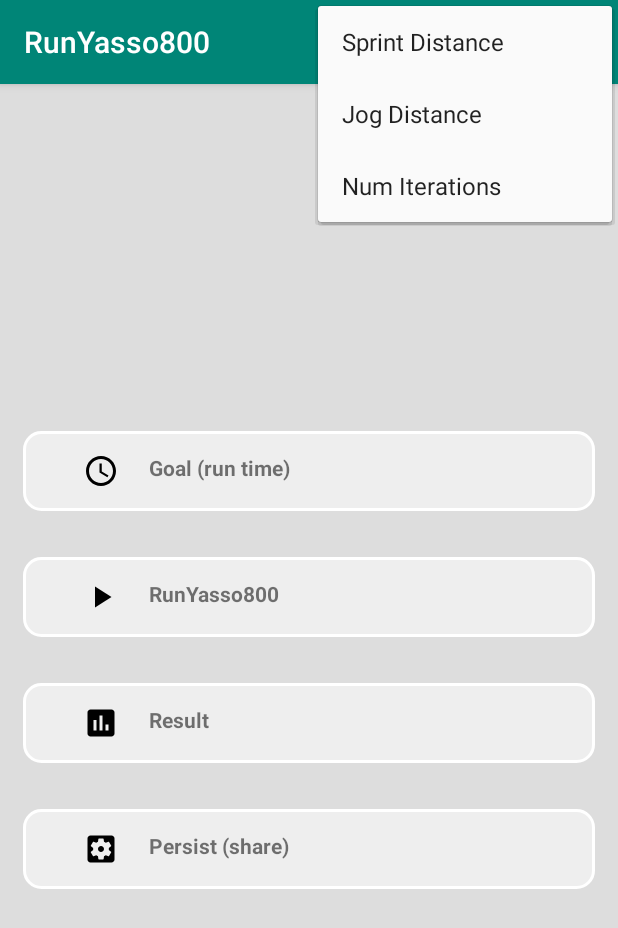
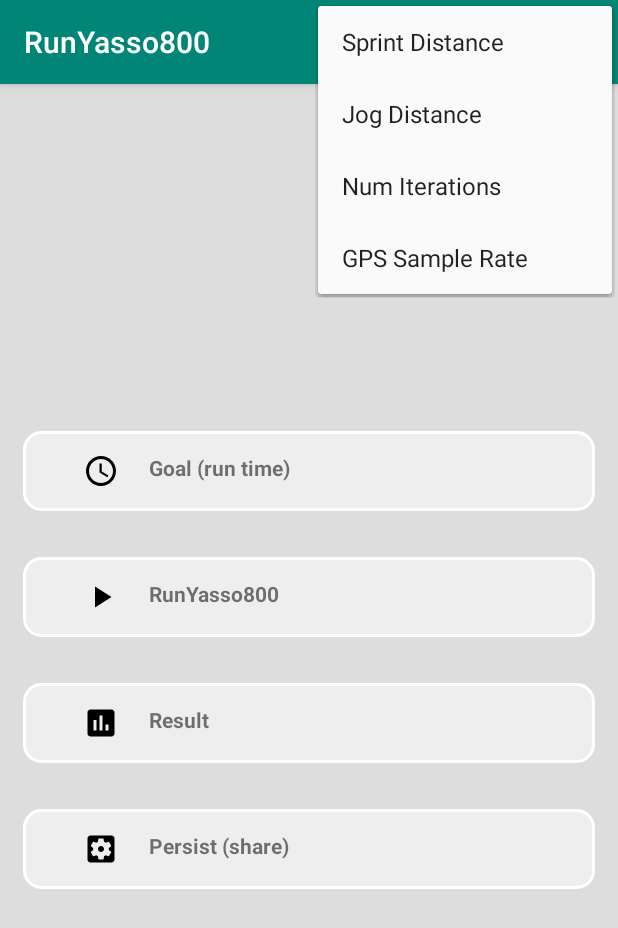
Before and after one commit to yeuchi/RunYasso800, an Android app: the screen it shows after launch (MainActivity), with the options menu open, on a phone screen of 412 x 824 dp. Shown: the top 928 px of the screen. Run offline under Robolectric (Android 15) with nearby library versions, the phone set to English and light mode, and no system bars; our stand-ins replace data binding.

Commit message:
Work-in-progress : allow user to edit gps sampling resolution
Probably not a good idea for product; but good for development.  Added a menu item for GPS sampling rate.

```diff
--- a/mobile/src/main/java/com/ctyeung/runyasso800/viewModels/SplitViewModel.kt
+++ b/mobile/src/main/java/com/ctyeung/runyasso800/viewModels/SplitViewModel.kt
@@ -40,7 +40,7 @@ class SplitViewModel (application: Application) : AndroidViewModel(application)
     private fun setTextProperties(split:Split)
     {
         disTotalString = "Total: " + totalDistance.roundToInt() + "m"
-        var index = yasso.value?.size?:0 + 1
+        var index = 1 + (yasso.value?.size?:0)
         indexString = "Split: " + index.toString()
         typeString = split.run_type.capitalize()
         calculateTimeElapsed(split.endTime)
--- a/mobile/src/main/res/menu/menu_tab.xml
+++ b/mobile/src/main/res/menu/menu_tab.xml
@@ -16,4 +16,9 @@
         android:orderInCategory="3"
         android:title="@string/num_iterations" />
 
+    <item
+        android:id="@+id/gps_sample_rate"
+        android:orderInCategory="4"
+        android:title="@string/gps_sample_rate" />
+
 </menu>
--- a/mobile/src/main/res/values/strings.xml
+++ b/mobile/src/main/res/values/strings.xml
@@ -5,6 +5,12 @@
     <string name="run_yasso_800">RunYasso800</string>
     <string name="result">Result</string>
     <string name="title_activity_config">Config</string>
+
+    <!-- MainActivity -->
+    <string name="id_sprint">sprint</string>
+    <string name="id_jog">jog</string>
+    <string name="id_iteration">iterations</string>
+    <string name="id_gps">gps</string>
 
     <!-- Goal Activity -->
     <string name="your_goal">Marathon goal</string>
@@ -53,6 +59,7 @@
     <string name="sprint_distance">Sprint Distance</string>
     <string name="jog_distance">Jog Distance</string>
     <string name="num_iterations">Num Iterations</string>
+    <string name="gps_sample_rate">GPS Sample Rate</string>
 
     <!-- number picker dialog -->
     <string name="choose_number">Choose Number</string>
```
Also changed, not shown: mobile/src/main/java/com/ctyeung/runyasso800/MainActivity.kt (+26 -13 lines), mobile/src/main/java/com/ctyeung/runyasso800/utilities/LocationUtils.kt (+10 -5 lines), mobile/src/main/java/com/ctyeung/runyasso800/viewModels/SharedPrefUtility.kt (+17 -0 lines).
